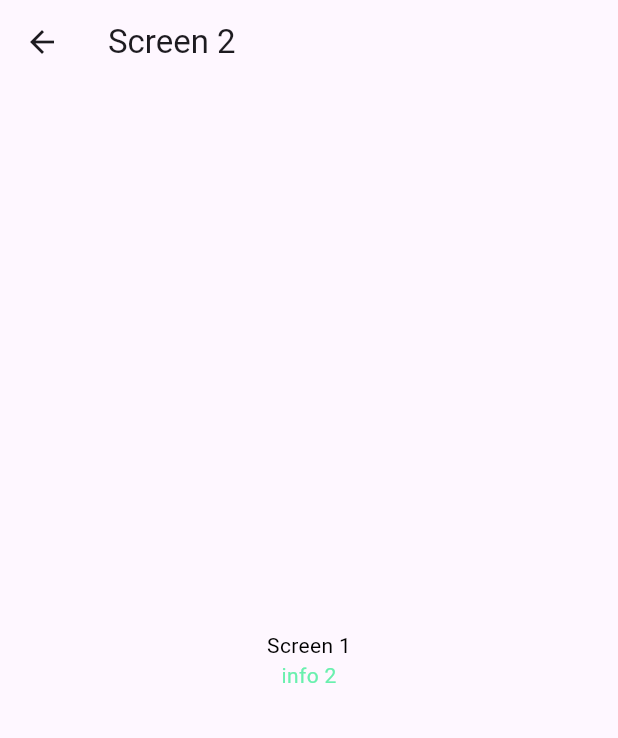
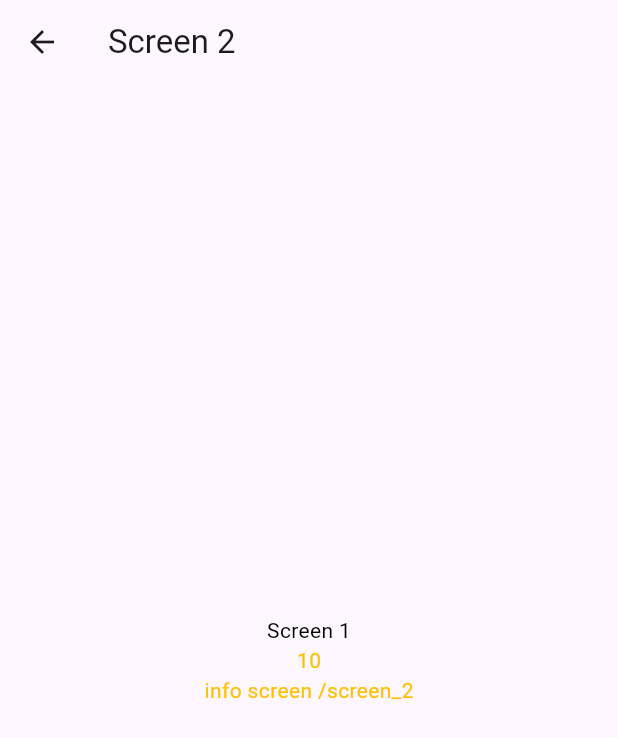
Before and after one commit to ibahas/FlutterApp, a Flutter app: the screen it shows after launch, after a tap on "Screen 2", on a phone screen of 412 x 824 dp. Shown: the top 738 px of the screen. Run offline on Flutter 3.47's test engine with Material 3 defaults, Android fonts, the phone set to English and light mode, and no system bars.

Commit message:
Passing data with routeName

```diff
--- a/lib/main.dart
+++ b/lib/main.dart
@@ -9,8 +9,19 @@ class MyApp extends StatelessWidget {
 
   @override
   Widget build(BuildContext context) {
-    return const MaterialApp(
-      home: MyHomePage(),
+    return MaterialApp(
+      debugShowCheckedModeBanner: false,
+      //From this
+      home: null,
+      initialRoute: '/',
+      routes: {
+        //Or this
+        '/': (context) => const MyHomePage(),
+        // When navigating to the "/" route, build the FirstScreen widget.
+        Screen1.routeName: (context) => const Screen1(),
+        // When navigating to the "/second" route, build the SecondScreen widget.
+        Screen2.routeName: (context) => const Screen2(),
+      },
     );
   }
 }
@@ -18,13 +29,14 @@ class MyApp extends StatelessWidget {
 class MyHomePage extends StatelessWidget {
   const MyHomePage({super.key});
 
-  void selectScreen(BuildContext context, int n) {
-    Navigator.of(context).push(MaterialPageRoute(builder: (_) {
-      if (n == 1) {
-        return const screen1('Info 1');
-      }
-      return const screen2('info 2');
-    }));
+  void selectScreen(BuildContext context, screenClass) {
+    Navigator.of(context).pushNamed(
+      screenClass,
+      arguments: {
+        'id': 10,
+        'title': 'info screen $screenClass',
+      },
+    );
   }
 
   @override
@@ -38,21 +50,22 @@ class MyHomePage extends StatelessWidget {
           mainAxisAlignment: MainAxisAlignment.center,
           children: [
             InkWell(
-            child:
-                const Text('Screen 1', style: TextStyle(color: Colors.black)),
-            onTap: () => {
-              selectScreen(context, 1),
-            },
+              child: const Text(
+                'Screen 1',
+                style: TextStyle(color: Colors.black),
+              ),
+              onTap: () => selectScreen(context, Screen1.routeName),
             ),
             InkWell(
-            child:
-                const Text('Screen 2', style: TextStyle(color: Colors.black)),
-            onTap: () => {
-              selectScreen(context, 2),
-            },
+              child: const Text(
+                'Screen 2',
+                style: TextStyle(color: Colors.black),
+              ),
+              onTap: () => selectScreen(context, Screen2.routeName),
             ),
           ],
-      )),
+        ),
+      ),
     );
   }
 }
--- a/lib/screen2.dart
+++ b/lib/screen2.dart
@@ -1,19 +1,30 @@
 import 'package:flutter/material.dart';
 import 'package:flutter_application_1/screen1.dart';
 
-class screen2 extends StatelessWidget {
-  final String str2;
+class Screen2 extends StatelessWidget {
+  const Screen2({Key? key}) : super(key: key);
 
-  const screen2(this.str2, {super.key});
+
+  static const String routeName = '/screen_2';
+
 
   void selectScreen(BuildContext context) {
-    Navigator.of(context).pushReplacement(MaterialPageRoute(builder: (_) {
-      return const screen1('info 1');
-    }));
+    Navigator.of(context).pushReplacementNamed(
+      Screen1.routeName,
+      arguments: {
+        'id': 11,
+        'title': 'Info screen1',
+      },
+    );
   }
 
   @override
   Widget build(BuildContext context) {
+    final routeArg =
+        ModalRoute.of(context)?.settings.arguments as Map<String, Object>;
+    var id = routeArg['id'];
+    var title = routeArg['title'];
+
     return Scaffold(
       appBar: AppBar(
         title: const Text('Screen 2'),
@@ -30,9 +41,15 @@ class screen2 extends StatelessWidget {
               },
             ),
             Text(
-              str2,
-              style: const TextStyle(color: Colors.greenAccent),
-            )
+              '$id',
+              // 's${routeArg["id"]}',
+              style: const TextStyle(color: Colors.amber),
+            ),
+            Text(
+              '$title',
+              // routeArg['title'],
+              style: const TextStyle(color: Colors.amber),
+            ),
           ],
         ),
       ),
```
Also changed, not shown: lib/screen1.dart (+23 -8 lines). Lines whose indentation alone changed are shown as unchanged.
